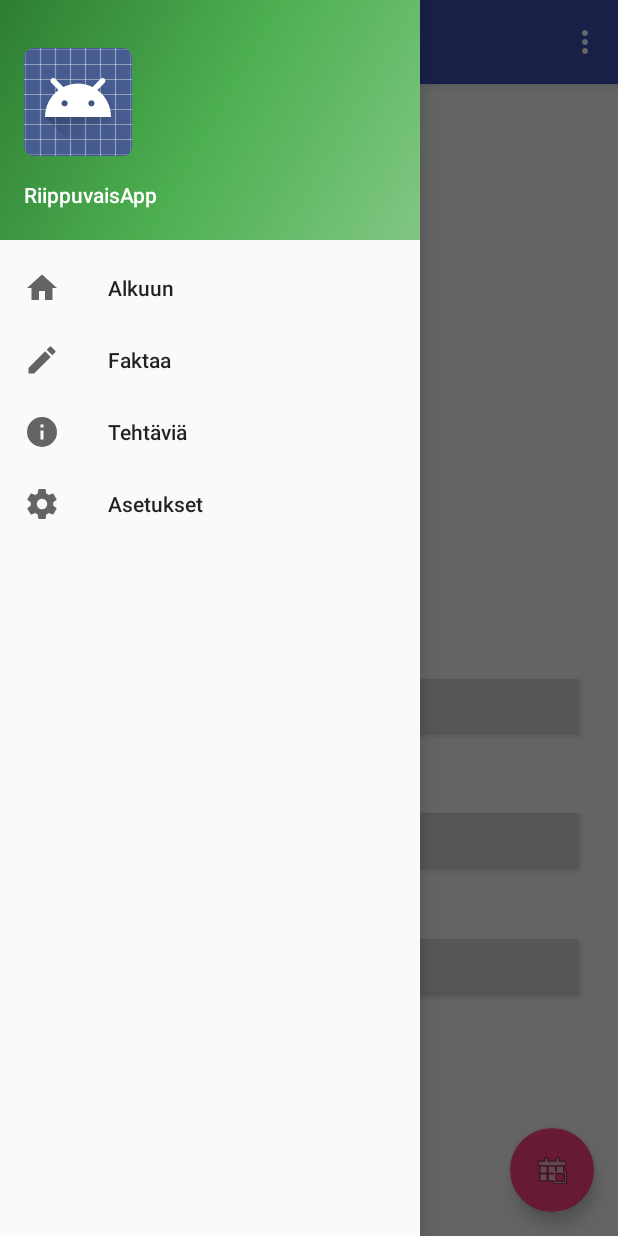
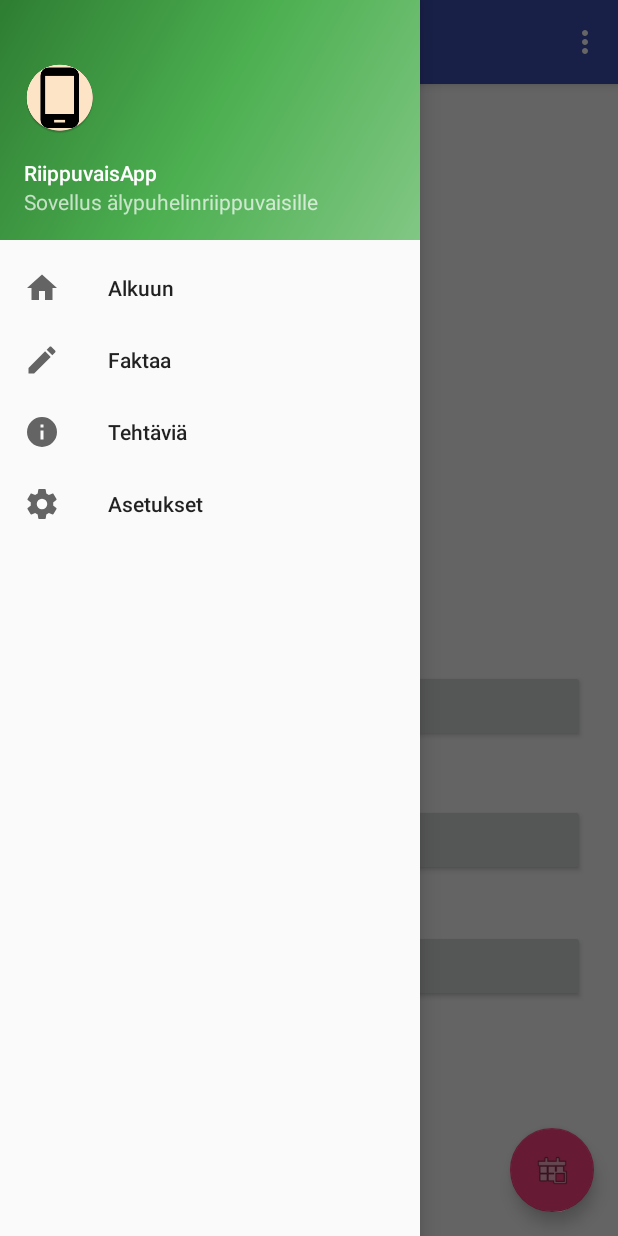
Before and after one commit to areee/RiippuvaisApp, an Android app: the screen it shows after launch (MainActivity), with the side drawer open, on a phone screen of 412 x 824 dp. Run offline under Robolectric (Android 15) with nearby library versions, the light colour scheme and no system bars.

Commit message:
new launcher icon updated to the app

```diff
--- a/app/src/main/AndroidManifest.xml
+++ b/app/src/main/AndroidManifest.xml
@@ -4,11 +4,11 @@
     android:versionCode="1"
     android:versionName="1.0">
 
+    <!--android:roundIcon="@mipmap/ic_launcher_round"-->
     <application
         android:allowBackup="true"
-        android:icon="@mipmap/ic_launcher"
+        android:icon="@mipmap/phone_launcher_icon"
         android:label="@string/app_name"
-        android:roundIcon="@mipmap/ic_launcher_round"
         android:supportsRtl="true"
         android:theme="@style/AppTheme">
         <activity
--- a/app/src/main/res/layout/nav_header_main.xml
+++ b/app/src/main/res/layout/nav_header_main.xml
@@ -17,7 +17,7 @@
         android:layout_width="wrap_content"
         android:layout_height="wrap_content"
         android:paddingTop="@dimen/nav_header_vertical_spacing"
-        app:srcCompat="@android:drawable/sym_def_app_icon" />
+        app:srcCompat="@mipmap/phone_launcher_icon" />
 
     <TextView
         android:layout_width="match_parent"
```
Also changed, not shown: app/src/main/java/fi/uta/riippuvaisapp/MainActivity.java (+3 -9 lines).
